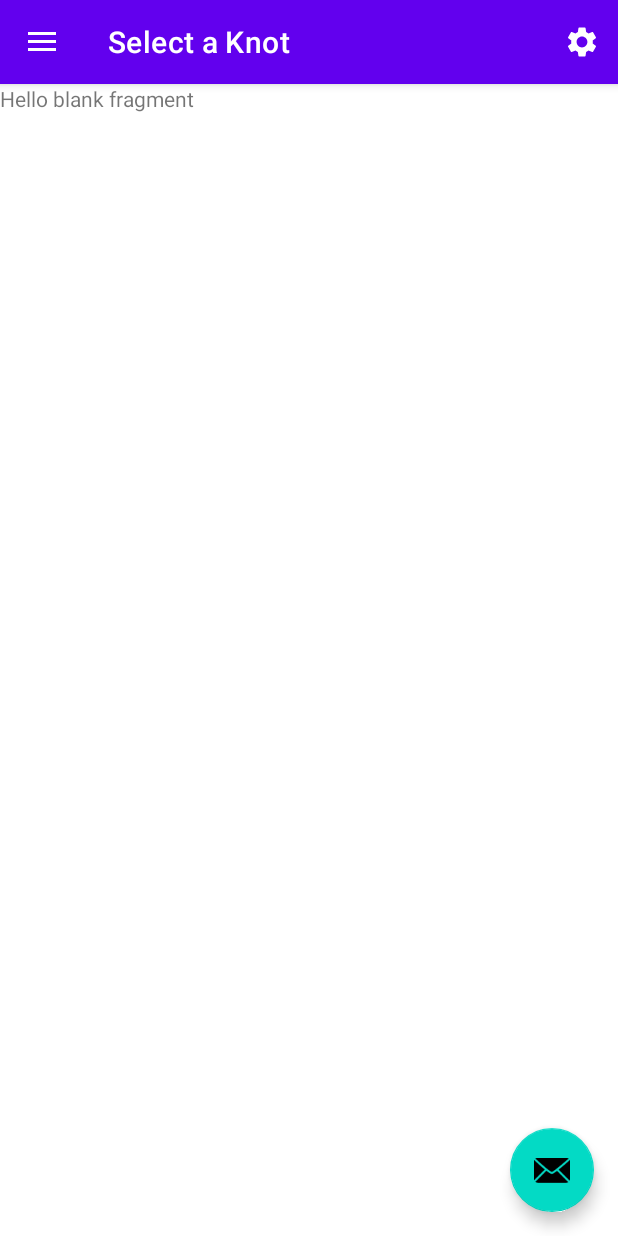
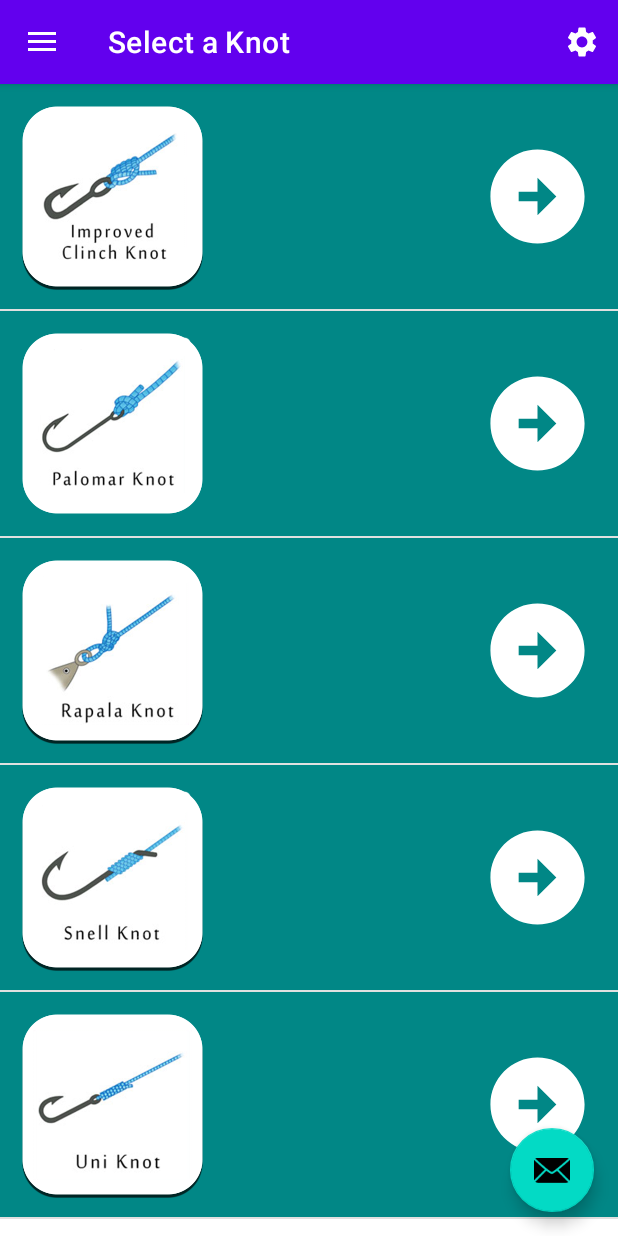
Before and after one commit to b-chadwick/LightLineFishingCo, an Android app: the screen it shows after launch (MainActivity), in the side drawer, after a tap on "Knots", on a phone screen of 412 x 824 dp. Run offline under Robolectric (Android 15) with nearby library versions, the phone set to English and light mode, and no system bars; our stand-ins replace navigation-ui.

Commit message:
Listview for navigating to Viewpager created #12 * Knot class created to represent items * CustomerListViewAdapter created to adapt knots

```diff
--- /dev/null
+++ b/app/src/main/java/com/benchadwick/lightlinefishingco/knot_tool/CustomListViewAdapter.java
@@ -0,0 +1,35 @@
+package com.benchadwick.lightlinefishingco.knot_tool;
+
+import android.content.Context;
+import android.view.LayoutInflater;
+import android.view.View;
+import android.view.ViewGroup;
+import android.widget.ArrayAdapter;
+import android.widget.ImageView;
+
+import androidx.annotation.NonNull;
+import androidx.annotation.Nullable;
+
+import com.benchadwick.lightlinefishingco.R;
+
+import java.util.ArrayList;
+
+public class CustomListViewAdapter extends ArrayAdapter<Knot> {
+
+    public CustomListViewAdapter(@NonNull Context context, ArrayList<Knot> knots) {
+        super(context, 0, knots);
+    }
+
+    @NonNull
+    @Override
+    public View getView(int position, @Nullable View convertView, @NonNull ViewGroup parent) {
+        Knot knot = getItem(position);
+
+        if(convertView == null){
+            convertView = LayoutInflater.from(getContext()).inflate(R.layout.list_item_view, parent, false);
+            ImageView imageView = convertView.findViewById(R.id.knot_icon);
+            imageView.setImageResource(knot.getImageId());
+        }
+        return convertView;
+    }
+}
--- a/app/src/main/java/com/benchadwick/lightlinefishingco/knot_tool/Knot.java
+++ b/app/src/main/java/com/benchadwick/lightlinefishingco/knot_tool/Knot.java
@@ -4,4 +4,29 @@ import java.util.ArrayList;
 
 public class Knot {
     private int imageId;
+    private String name;
+
+    public Knot(int imageId, String name) {
+        this.imageId = imageId;
+        this.name = name;
+    }
+
+    public int getImageId() {
+        return imageId;
+    }
+
+    public void setImageId(int imageId) {
+        this.imageId = imageId;
+    }
+
+    public String getName() {
+        return name;
+    }
+
+    public void setName(String name) {
+        this.name = name;
+    }
+
+    @Override
+    public String toString() {return getName();}
 }
--- a/app/src/main/java/com/benchadwick/lightlinefishingco/knot_tool/KnotToolNavigationFragment.java
+++ b/app/src/main/java/com/benchadwick/lightlinefishingco/knot_tool/KnotToolNavigationFragment.java
@@ -7,8 +7,11 @@ import androidx.fragment.app.Fragment;
 import android.view.LayoutInflater;
 import android.view.View;
 import android.view.ViewGroup;
+import android.widget.ListView;
 
 import com.benchadwick.lightlinefishingco.R;
+
+import java.util.ArrayList;
 
 /**
  * A simple {@link Fragment} subclass.
@@ -61,6 +64,17 @@ public class KnotToolNavigationFragment extends Fragment {
     public View onCreateView(LayoutInflater inflater, ViewGroup container,
                              Bundle savedInstanceState) {
         // Inflate the layout for this fragment
-        return inflater.inflate(R.layout.fragment_knot_tool_navigation, container, false);
+        View view = inflater.inflate(R.layout.fragment_knot_tool_navigation, container, false);
+        ListView listView = view.findViewById(R.id.knot_listview);
+        ArrayList<Knot> knots = new ArrayList<>();
+        knots.add(new Knot(R.drawable.clinch, "Improved Clinch Knot"));
+        knots.add(new Knot(R.drawable.palomar, "Palomar Knot"));
+        knots.add(new Knot(R.drawable.rapala, "Rapala Knot"));
+        knots.add(new Knot(R.drawable.snell, "Snell Knot"));
+        knots.add(new Knot(R.drawable.uni, "Uni Knot"));
+
+        CustomListViewAdapter arrayAdapter = new CustomListViewAdapter(getContext(), knots);
+        listView.setAdapter(arrayAdapter);
+        return view;
     }
 }
--- a/app/src/main/res/layout/fragment_knot_tool_navigation.xml
+++ b/app/src/main/res/layout/fragment_knot_tool_navigation.xml
@@ -1,14 +1,13 @@
 <?xml version="1.0" encoding="utf-8"?>
-<FrameLayout xmlns:android="http://schemas.android.com/apk/res/android"
+<LinearLayout xmlns:android="http://schemas.android.com/apk/res/android"
     xmlns:tools="http://schemas.android.com/tools"
     android:layout_width="match_parent"
     android:layout_height="match_parent"
-    tools:context=".knot_tool.KnotToolNavigationFragment">
+    android:orientation="vertical"
+    tools:context=".knot_tool.KnotToolNavigationFragment" >
 
-    <!-- TODO: Update blank fragment layout -->
-    <TextView
+    <ListView
+        android:id="@+id/knot_listview"
         android:layout_width="match_parent"
-        android:layout_height="match_parent"
-        android:text="@string/hello_blank_fragment" />
-
-</FrameLayout>
+        android:layout_height="match_parent" />
+</LinearLayout>
```
